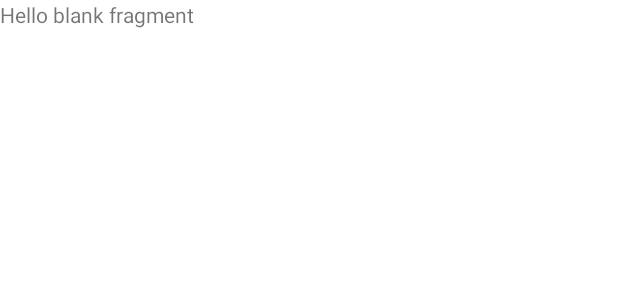
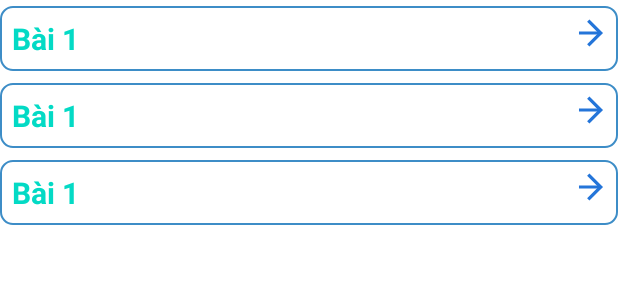
Before and after one commit to pcingame/StudyJapaneseN5, an Android app: the layout fragment_game.xml on its own in the app's theme, with its tools: preview values and no code run, on a phone screen of 412 x 824 dp. Shown: the top 300 px of the screen. Run offline under Robolectric (Android 15) with nearby library versions, the phone set to English and light mode, and no system bars.

Commit message:
Add hiragana alphabet 60% + vocabulary 70% + game 10%

```diff
--- a/app/src/main/java/com/pc/studyjapanesen5/base/BaseFragment.kt
+++ b/app/src/main/java/com/pc/studyjapanesen5/base/BaseFragment.kt
@@ -65,8 +65,10 @@ abstract class BaseFragment<VB : ViewBinding, VM : BaseViewModel>(
         // Implement in overing function
     }
 
-    protected open fun observeBase() {
-        // Implement in overing function
+    private fun observeBase() {
+        viewModel.mLoading.observe(viewLifecycleOwner) { shouldLoading ->
+            (activity as? BaseActivity<*>)?.showLoading(shouldLoading)
+        }
     }
 
     protected open fun observeData() {
--- a/app/src/main/java/com/pc/studyjapanesen5/di/ViewModelModule.kt
+++ b/app/src/main/java/com/pc/studyjapanesen5/di/ViewModelModule.kt
@@ -1,6 +1,7 @@
 package com.pc.studyjapanesen5.di
 
 import com.pc.studyjapanesen5.presentation.alphabet.AlphabetViewModel
+import com.pc.studyjapanesen5.presentation.game.GameViewModel
 import com.pc.studyjapanesen5.presentation.home.HomeViewModel
 import com.pc.studyjapanesen5.presentation.main.MainViewModel
 import org.koin.androidx.viewmodel.dsl.viewModel
@@ -10,4 +11,5 @@ val viewModelModule = module {
     viewModel { MainViewModel() }
     viewModel { AlphabetViewModel() }
     viewModel { HomeViewModel() }
+    viewModel { GameViewModel() }
 }
--- /dev/null
+++ b/app/src/main/java/com/pc/studyjapanesen5/presentation/game/GameViewModel.kt
@@ -0,0 +1,6 @@
+package com.pc.studyjapanesen5.presentation.game
+
+import com.pc.studyjapanesen5.base.BaseViewModel
+
+class GameViewModel: BaseViewModel() {
+}
--- a/app/src/main/java/com/pc/studyjapanesen5/presentation/main/MainActivity.kt
+++ b/app/src/main/java/com/pc/studyjapanesen5/presentation/main/MainActivity.kt
@@ -20,10 +20,10 @@ class MainActivity : BaseActivity<ActivityMainBinding>(ActivityMainBinding::infl
     }
 
     private val mainFragmentIdSet =
-        setOf(R.id.homeFragment, R.id.alphabetFragment, R.id.shuffleVocabularyFragment)
+        setOf(R.id.homeFragment, R.id.alphabetFragment, R.id.gameFragment)
 
     private val blockPopBackStackFragment =
-        setOf(R.id.homeFragment, R.id.alphabetFragment, R.id.shuffleVocabularyFragment)
+        setOf(R.id.homeFragment, R.id.alphabetFragment, R.id.gameFragment)
 
 
     override fun setupViews() {
--- a/app/src/main/res/layout/fragment_game.xml
+++ b/app/src/main/res/layout/fragment_game.xml
@@ -1,15 +1,17 @@
 <?xml version="1.0" encoding="utf-8"?>
-<FrameLayout xmlns:android="http://schemas.android.com/apk/res/android"
+<androidx.appcompat.widget.LinearLayoutCompat xmlns:android="http://schemas.android.com/apk/res/android"
     xmlns:tools="http://schemas.android.com/tools"
     android:layout_width="match_parent"
     android:layout_height="match_parent"
-    tools:context=".presentation.shuffle.GameFragment">
+    xmlns:app="http://schemas.android.com/apk/res-auto"
+    android:orientation="vertical"
+    tools:context=".presentation.game.GameFragment">
 
-    <!-- TODO: Update blank fragment layout -->
-    <TextView
-        android:id="@+id/result"
+    <androidx.recyclerview.widget.RecyclerView
+        android:id="@+id/rcvListGame"
+        app:layoutManager="androidx.recyclerview.widget.LinearLayoutManager"
         android:layout_width="match_parent"
-        android:layout_height="match_parent"
-        android:text="@string/hello_blank_fragment" />
+        android:layout_height="wrap_content"
+        tools:listitem="@layout/item_unit" />
 
-</FrameLayout>
+</androidx.appcompat.widget.LinearLayoutCompat>
--- a/app/src/main/res/menu/menu_navigation.xml
+++ b/app/src/main/res/menu/menu_navigation.xml
@@ -1,7 +1,7 @@
 <?xml version="1.0" encoding="utf-8"?>
 <menu xmlns:android="http://schemas.android.com/apk/res/android">
     <item
-        android:id="@+id/shuffleVocabularyFragment"
+        android:id="@+id/gameFragment"
         android:enabled="true"
         android:icon="@drawable/baseline_shuffle_on_24"
         android:title="@string/shuffle" />
```
Also changed, not shown: app/src/main/java/com/pc/studyjapanesen5/base/BaseViewModel.kt (+7 -3 lines), app/src/main/java/com/pc/studyjapanesen5/presentation/game/GameFragment.kt (added, +38 -0 lines), app/src/main/java/com/pc/studyjapanesen5/presentation/game/ShuffleFragment.kt (added, +11 -0 lines), app/src/main/java/com/pc/studyjapanesen5/presentation/shuffle/GameFragment.kt (deleted, +0 -17 lines), app/src/main/res/layout/fragment_shuffle.xml (added, +13 -0 lines), app/src/main/res/navigation/nav_main_graph.xml (+12 -3 lines).
